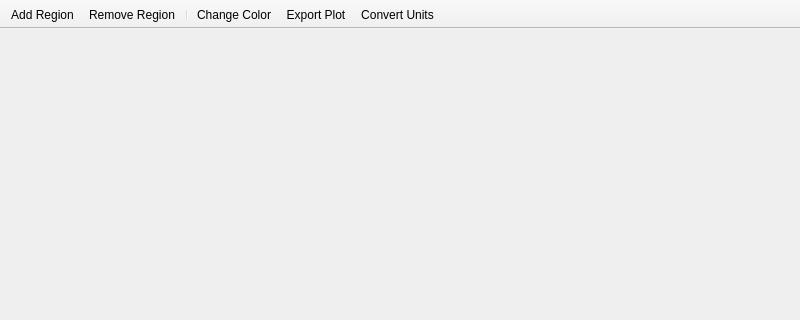
The window that specviz/widgets/ui/plot_window.ui (spacetelescope/specviz) describes before a commit, drawn with Qt 5; both pictures show x 0 to 800 and y 0 to 320 of the 800 by 600 pixel window.
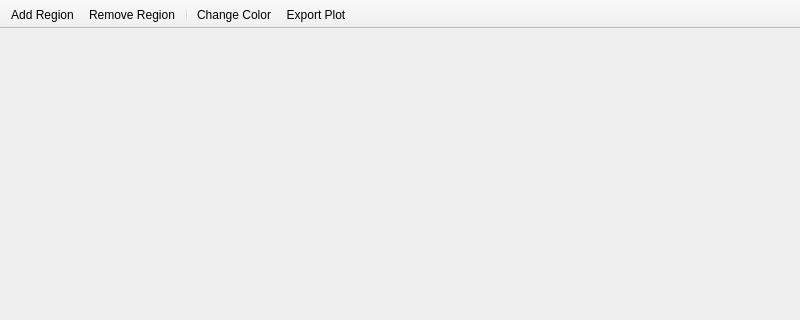
The same window after the commit. Icons and pictures are not drawn.

```diff
--- a/specviz/widgets/ui/plot_window.ui
+++ b/specviz/widgets/ui/plot_window.ui
@@ -68,7 +68,6 @@
    <addaction name="separator"/>
    <addaction name="change_color_action"/>
    <addaction name="export_plot_action"/>
-   <addaction name="change_unit_action"/>
   </widget>
   <action name="linear_region_action">
    <property name="icon">
@@ -110,14 +109,6 @@
     <string>Export the currently display plot</string>
    </property>
   </action>
-  <action name="change_unit_action">
-   <property name="text">
-    <string>Convert Units</string>
-   </property>
-   <property name="toolTip">
-    <string>Convert units</string>
-   </property>
-  </action>
   <action name="remove_region_action">
    <property name="icon">
     <iconset>
```
